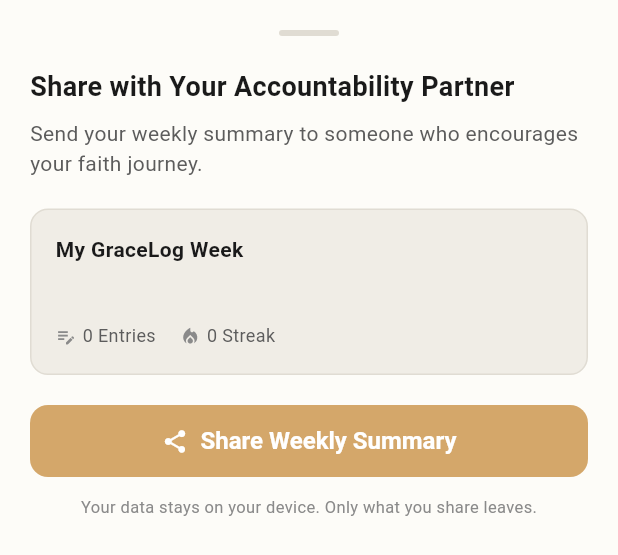
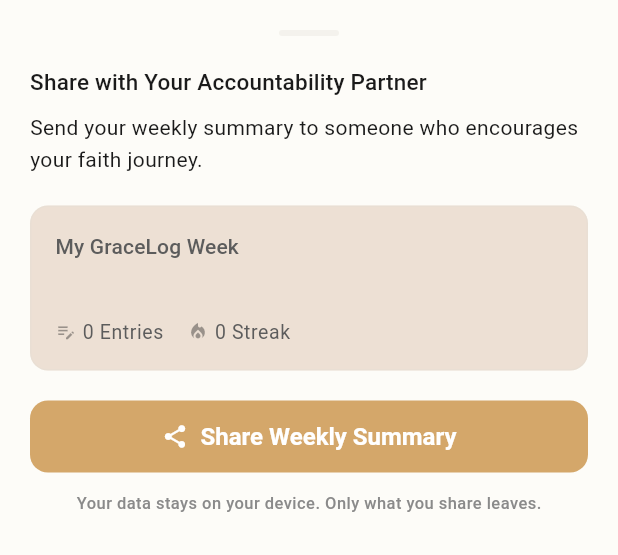
Before and after one commit to zdmgold/gracelog, a Flutter app: the AccountabilityShareSheet widget shown alone on an empty page, opened directly with empty values, on a phone screen of 412 x 824 dp. Shown: the top 555 px of the screen. Run offline on Flutter 3.47's test engine with Material 3 defaults, Android fonts, the light colour scheme and no system bars; our stand-ins replace flutter_local_notifications, google_mobile_ads, in_app_purchase, package_info_plus, share_plus, shared_preferences and 2 more; missing offline and left inert: in_app_purchase_android, in_app_purchase_storekit; accounts and stored records are empty.

Commit message:
accountability_share_sheet.dart

```diff
--- a/lib/widgets/accountability_share_sheet.dart
+++ b/lib/widgets/accountability_share_sheet.dart
@@ -2,13 +2,12 @@
 import 'package:share_plus/share_plus.dart';
 
 import '../core/models/weekly_summary.dart';
-import '../core/utils/constants.dart';
 
 /// Bottom sheet for sharing a weekly summary with an accountability
 /// partner via the native share sheet.
 ///
 /// Shows a preview of the summary, a share button, and a hint about
-/// choosing a contact. No server involved --- 1-to-1 native share.
+/// choosing a contact. No server involved — 1-to-1 native share.
 class AccountabilityShareSheet extends StatelessWidget {
   const AccountabilityShareSheet({
     super.key,
@@ -19,6 +18,8 @@
 
   @override
   Widget build(BuildContext context) {
+    final theme = Theme.of(context);
+
     return SafeArea(
       child: Padding(
         padding: const EdgeInsets.all(20),
@@ -26,81 +27,44 @@
           mainAxisSize: MainAxisSize.min,
           crossAxisAlignment: CrossAxisAlignment.start,
           children: [
-            // Handle bar
             Center(
               child: Container(
                 width: 40,
                 height: 4,
                 decoration: BoxDecoration(
-                  color: AppColors.borderSubtle,
+                  color: theme.colorScheme.outline.withOpacity(0.3),
                   borderRadius: BorderRadius.circular(2),
                 ),
               ),
             ),
             const SizedBox(height: 20),
-            Text(
-              'Share with Your Accountability Partner',
-              style: TextStyle(
-                fontSize: 18,
-                fontWeight: FontWeight.w600,
-                color: AppColors.textPrimary,
-              ),
-            ),
+            Text('Share with Your Accountability Partner', style: theme.textTheme.titleMedium),
             const SizedBox(height: 8),
             Text(
               'Send your weekly summary to someone who encourages your faith journey.',
-              style: TextStyle(
-                fontSize: 14,
-                color: AppColors.textSecondary,
-                height: 1.4,
-              ),
+              style: theme.textTheme.bodyMedium,
             ),
             const SizedBox(height: 20),
-            // Preview card
             Container(
               width: double.infinity,
               padding: const EdgeInsets.all(16),
               decoration: BoxDecoration(
-                color: AppColors.bgTertiary,
+                color: theme.colorScheme.surfaceContainerHighest,
                 borderRadius: BorderRadius.circular(12),
-                border: Border.all(
-                  color: AppColors.borderSubtle,
-                ),
+                border: Border.all(color: theme.colorScheme.outline.withOpacity(0.3)),
               ),
               child: Column(
                 crossAxisAlignment: CrossAxisAlignment.start,
                 children: [
-                  Text(
-                    'My GraceLog Week',
-                    style: TextStyle(
-                      fontSize: 14,
-                      fontWeight: FontWeight.w600,
-                      color: AppColors.textPrimary,
-                    ),
-                  ),
+                  Text('My GraceLog Week', style: theme.textTheme.titleSmall),
                   const SizedBox(height: 8),
-                  Text(
-                    summary.generatedInsight,
-                    style: TextStyle(
-                      fontSize: 13,
-                      color: AppColors.textSecondary,
-                      height: 1.4,
-                    ),
-                  ),
+                  Text(summary.generatedInsight, style: theme.textTheme.bodySmall),
                   const SizedBox(height: 12),
                   Row(
                     children: [
-                      _buildPreviewStat(
-                        icon: Icons.edit_note,
-                        value: '${summary.entries.length}',
-                        label: 'Entries',
-                      ),
+                      _buildPreviewStat(theme, icon: Icons.edit_note, value: '${summary.entries.length}', label: 'Entries'),
                       const SizedBox(width: 16),
-                      _buildPreviewStat(
-                        icon: Icons.local_fire_department,
-                        value: '${summary.streakDays}',
-                        label: 'Streak',
-                      ),
+                      _buildPreviewStat(theme, icon: Icons.local_fire_department, value: '${summary.streakDays}', label: 'Streak'),
                     ],
                   ),
                 ],
@@ -115,11 +79,9 @@
                 icon: const Icon(Icons.share),
                 label: const Text('Share Weekly Summary'),
                 style: ElevatedButton.styleFrom(
-                  backgroundColor: AppColors.accentPrimary,
-                  foregroundColor: Colors.white,
-                  shape: RoundedRectangleBorder(
-                    borderRadius: BorderRadius.circular(12),
-                  ),
+                  backgroundColor: theme.colorScheme.primary,
+                  foregroundColor: theme.colorScheme.onPrimary,
+                  shape: RoundedRectangleBorder(borderRadius: BorderRadius.circular(12)),
                   elevation: 0,
                 ),
               ),
@@ -128,10 +90,7 @@
             Center(
               child: Text(
                 'Your data stays on your device. Only what you share leaves.',
-                style: TextStyle(
-                  fontSize: 11,
-                  color: AppColors.textTertiary,
-                ),
+                style: theme.textTheme.labelSmall,
               ),
             ),
             const SizedBox(height: 8),
@@ -141,23 +100,13 @@
     );
   }
 
-  Widget _buildPreviewStat({
-    required IconData icon,
-    required String value,
-    required String label,
-  }) {
+  Widget _buildPreviewStat(ThemeData theme, {required IconData icon, required String value, required String label}) {
     return Row(
       mainAxisSize: MainAxisSize.min,
       children: [
-        Icon(icon, size: 14, color: AppColors.textTertiary),
+        Icon(icon, size: 14, color: theme.colorScheme.onSurface.withOpacity(0.4)),
         const SizedBox(width: 4),
-        Text(
-          '$value $label',
-          style: TextStyle(
-            fontSize: 12,
-            color: AppColors.textSecondary,
-          ),
-        ),
+        Text('$value $label', style: theme.textTheme.bodySmall),
       ],
     );
   }
@@ -165,8 +114,7 @@
   Future<void> _shareSummary(BuildContext context) async {
     final start = summary.weekStart;
     final end = start.add(const Duration(days: 6));
-    final fmt = (DateTime d) =>
-        '${d.month}/${d.day}/${d.year}';
+    final fmt = (DateTime d) => '${d.month}/${d.day}/${d.year}';
 
     final buffer = StringBuffer();
     buffer.writeln('My GraceLog Week (${fmt(start)} - ${fmt(end)})');
@@ -178,9 +126,6 @@
     buffer.writeln();
     buffer.writeln('Shared from GraceLog');
 
-    await Share.share(
-      buffer.toString(),
-      subject: 'My GraceLog Weekly Summary',
-    );
+    await Share.share(buffer.toString(), subject: 'My GraceLog Weekly Summary');
   }
 }
```
